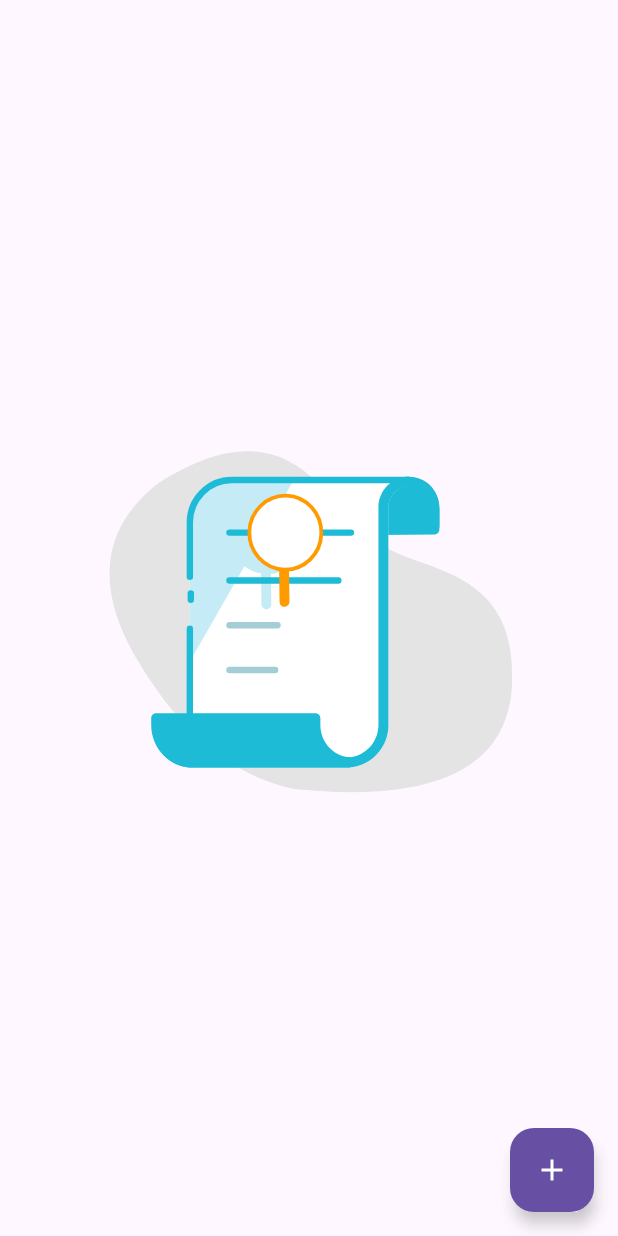
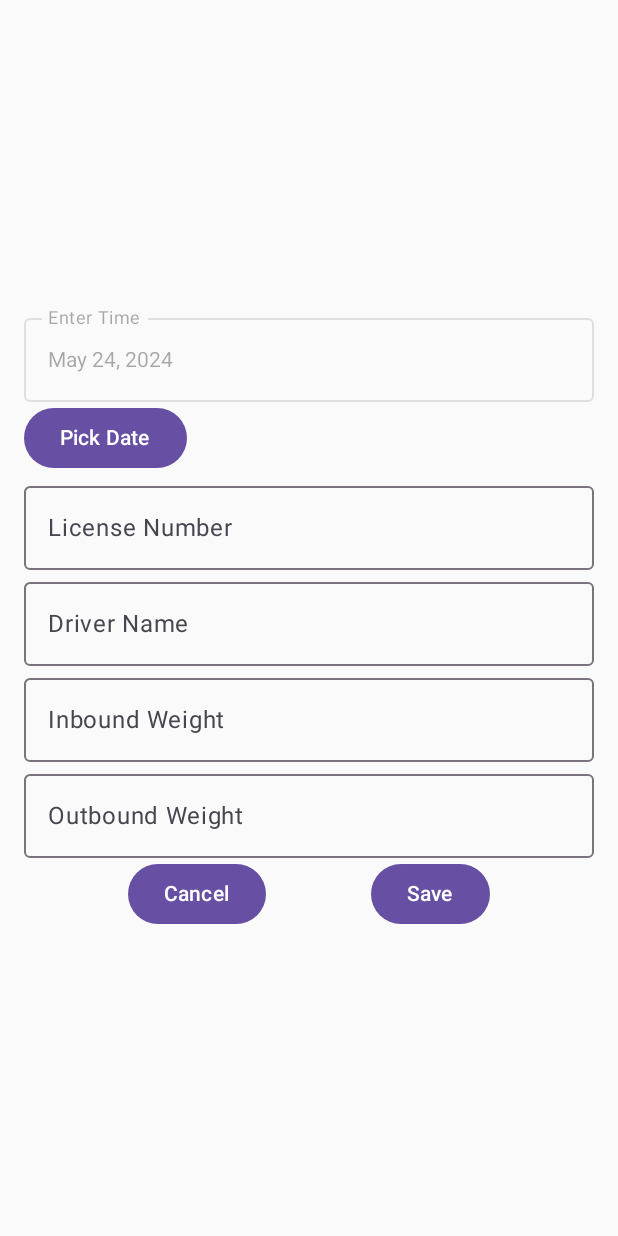
Before and after one commit to andaeys/tricketo-android, an Android app built with Jetpack Compose: the screen it shows after launch (TicketListActivity before the commit, TicketEditActivity after it), after a tap on "Add Ticket", on a phone screen of 412 x 824 dp. Run offline under Robolectric (Android 15) with nearby library versions, the phone set to English and light mode, and no system bars; our stand-ins replace Firebase (no records; nobody signed in at launch, a user with empty details on screens opened directly), accompanist.

Commit message:
Implement edit and create

```diff
--- a/app/build.gradle.kts
+++ b/app/build.gradle.kts
@@ -3,6 +3,7 @@ plugins {
     alias(libs.plugins.jetbrains.kotlin.android)
     kotlin("kapt")
     id("com.google.gms.google-services")
+    id("kotlin-parcelize")
 }
 
 android {
@@ -74,6 +75,7 @@ dependencies {
     implementation(libs.koin.android)
     implementation (libs.accompanist.swiperefresh)
     implementation (libs.lottie.compose)
+    implementation(libs.gson)
 
     // Testing dependencies
     testImplementation(libs.junit)
--- /dev/null
+++ b/app/src/main/java/andaeys/io/tricketo_android/view/TicketEditActivity.kt
@@ -0,0 +1,78 @@
+package andaeys.io.tricketo_android.view
+
+import andaeys.io.tricketo_android.model.TicketItem
+import andaeys.io.tricketo_android.model.state.TicketEditState
+import andaeys.io.tricketo_android.viewmodels.TicketEditViewModel
+import android.content.Context
+import android.content.Intent
+import android.os.Bundle
+import android.widget.Toast
+import androidx.activity.ComponentActivity
+import androidx.activity.compose.setContent
+import androidx.compose.runtime.collectAsState
+import androidx.compose.runtime.getValue
+import org.koin.androidx.viewmodel.ext.android.viewModel
+
+class TicketEditActivity : ComponentActivity() {
+
+    private val viewModel: TicketEditViewModel by viewModel()
+
+    companion object {
+        const val EXTRA_TICKET_ITEM = "EXTRA_TICKET_ITEM"
+        fun start(context: Context, ticket: TicketItem? = null) {
+            val intent = Intent(context, TicketEditActivity::class.java).apply {
+                putExtra(EXTRA_TICKET_ITEM, TicketItem.toJSON(ticket))
+            }
+            context.startActivity(intent)
+        }
+    }
+
+    override fun onCreate(savedInstanceState: Bundle?) {
+        super.onCreate(savedInstanceState)
+        setContent {
+            val ticketJSON = intent.getStringExtra(EXTRA_TICKET_ITEM)
+            val ticketItem = if(!ticketJSON.isNullOrEmpty()){
+                TicketItem.fromJSON(ticketJSON)
+            } else{
+                null
+            }
+
+            setContent {
+                val state by viewModel.editState.collectAsState()
+
+                when (state) {
+                    is TicketEditState.Success -> {
+                        // Navigate back to the ticket list
+                        finish()
+                    }
+                    is TicketEditState.Error -> {
+                        val errorMessage = (state as TicketEditState.Error).errorMessage
+                        Toast.makeText(this, errorMessage, Toast.LENGTH_SHORT).show()
+                    }
+                    else -> Unit
+                }
+
+                TicketEditScreen(
+                    ticketItem = ticketItem,
+                    onSave = { newTicket, key ->
+                        if (ticketItem == null) {
+                            viewModel.addNewTicket(newTicket)
+                        } else {
+                            viewModel.updateExistingTicket(
+                                TicketItem.fromTicketEntity(key, newTicket)
+                            )
+                        }
+                    },
+                    onCancel = {
+                        finish()
+                    }
+                )
+            }
+
+        }
+    }
+}
+
+
+//@Preview(showBackground = true)
+//@Composable
--- /dev/null
+++ b/app/src/main/java/andaeys/io/tricketo_android/view/TicketEditFields.kt
@@ -0,0 +1,121 @@
+package andaeys.io.tricketo_android.view
+
+
+import andaeys.io.tricketo_android.model.TicketItem
+import andaeys.io.tricketo_android.model.entity.Ticket
+import androidx.compose.foundation.layout.Arrangement
+import androidx.compose.foundation.layout.Column
+import androidx.compose.foundation.layout.Row
+import androidx.compose.foundation.layout.fillMaxSize
+import androidx.compose.foundation.layout.fillMaxWidth
+import androidx.compose.foundation.layout.padding
+import androidx.compose.foundation.text.KeyboardOptions
+import androidx.compose.material3.Button
+import androidx.compose.material3.OutlinedTextField
+import androidx.compose.material3.Text
+import androidx.compose.runtime.Composable
+import androidx.compose.runtime.getValue
+import androidx.compose.runtime.mutableStateOf
+import androidx.compose.runtime.remember
+import androidx.compose.runtime.setValue
+import androidx.compose.ui.Modifier
+import androidx.compose.ui.text.input.KeyboardType
+import androidx.compose.ui.unit.dp
+import java.text.SimpleDateFormat
+import java.util.Date
+import java.util.Locale
+
+@Composable
+fun TicketEditScreen(
+    ticketItem: TicketItem?,
+    onSave: (Ticket, String?) -> Unit,
+    onCancel: () -> Unit
+) {
+    var date by remember { mutableStateOf(ticketItem?.enterTime ?: System.currentTimeMillis()) }
+    var licenseNumber by remember { mutableStateOf(ticketItem?.licenseNumber ?: "") }
+    var driverName by remember { mutableStateOf(ticketItem?.driverName ?: "") }
+    var inboundWeight by remember { mutableStateOf(ticketItem?.inboundWeight?.toString() ?: "") }
+    var outboundWeight by remember { mutableStateOf(ticketItem?.outboundWeight?.toString() ?: "") }
+
+    Column(
+        modifier = Modifier
+            .fillMaxSize()
+            .padding(16.dp),
+        verticalArrangement = Arrangement.Center
+    ) {
+        DatePicker(
+            label = "Enter Time",
+            date = date,
+            onDateChanged = { date = it }
+        )
+        OutlinedTextField(
+            value = licenseNumber,
+            onValueChange = { licenseNumber = it },
+            label = { Text("License Number") },
+            modifier = Modifier.fillMaxWidth()
+        )
+        OutlinedTextField(
+            value = driverName,
+            onValueChange = { driverName = it },
+            label = { Text("Driver Name") },
+            modifier = Modifier.fillMaxWidth()
+        )
+        OutlinedTextField(
+            value = inboundWeight,
+            onValueChange = { inboundWeight = it },
+            label = { Text("Inbound Weight") },
+            modifier = Modifier.fillMaxWidth(),
+            keyboardOptions = KeyboardOptions.Default.copy(keyboardType = KeyboardType.Number)
+        )
+        OutlinedTextField(
+            value = outboundWeight,
+            onValueChange = { outboundWeight = it },
+            label = { Text("Outbound Weight") },
+            modifier = Modifier.fillMaxWidth(),
+            keyboardOptions = KeyboardOptions.Default.copy(keyboardType = KeyboardType.Number)
+        )
+        Row(
+            modifier = Modifier.fillMaxWidth(),
+            horizontalArrangement = Arrangement.SpaceEvenly
+        ) {
+            Button(onClick = onCancel) {
+                Text("Cancel")
+            }
+            Button(onClick = {
+                val newTicket = Ticket(
+                    enterTime = date,
+                    licenseNumber = licenseNumber,
+                    driverName = driverName,
+                    inboundWeight = inboundWeight.toIntOrNull() ?: 0,
+                    outboundWeight = outboundWeight.toIntOrNull() ?: 0
+                )
+                onSave(newTicket, ticketItem?.ticketKey)
+            }) {
+                Text("Save")
+            }
+        }
+    }
+}
+
+@Composable
+fun DatePicker(
+    label: String,
+    date: Long,
+    onDateChanged: (Long) -> Unit
+) {
+    val formatter = SimpleDateFormat("MMM dd, yyyy", Locale.getDefault())
+    val formattedDate = formatter.format(Date(date))
+
+    OutlinedTextField(
+        value = formattedDate,
+        onValueChange = {},
+        label = { Text(label) },
+        modifier = Modifier.fillMaxWidth(),
+        enabled = false
+    )
+    Button(onClick = {
+        onDateChanged(date)
+    }) {
+        Text("Pick Date")
+    }
+}
--- a/app/src/main/java/andaeys/io/tricketo_android/view/TicketListActivity.kt
+++ b/app/src/main/java/andaeys/io/tricketo_android/view/TicketListActivity.kt
@@ -69,9 +69,9 @@ class TicketListActivity : ComponentActivity() {
                 state = state,
                 onRefresh = {viewModel.fetchTicketList()},
                 onSortBy = {attr -> viewModel.sortTicketBy(attr)},
-                onAddClick = {},
-                onItemClick = {ticeke ->},
-                onEditClick = {ticket ->}
+                onAddClick = {TicketEditActivity.start(this, null)},
+                onItemClick = {ticket ->},
+                onEditClick = {ticket -> TicketEditActivity.start(this, ticket)}
             )
         }
     }
--- a/app/src/main/res/values/strings.xml
+++ b/app/src/main/res/values/strings.xml
@@ -1,4 +1,5 @@
 <resources>
     <string name="app_name">tricketo-android</string>
     <string name="title_activity_ticket_list">TicketListActivity</string>
+    <string name="title_activity_ticket_edi">TicketEdiActivity</string>
 </resources>
--- a/gradle/libs.versions.toml
+++ b/gradle/libs.versions.toml
@@ -6,6 +6,7 @@ composeBom = "2022.12.00"
 coreKtx = "1.10.0"
 espressoCore = "3.5.1"
 firebaseBom = "32.1.0"
+gson = "2.8.8"
 junit = "4.13.2"
 junitVersion = "1.1.5"
 koinAndroid = "3.2.0"
@@ -23,6 +24,7 @@ swiperefreshlayout = "1.1.0"
 ui = "1.3.3"
 uiGraphics = "1.3.3"
 google-service = "4.3.15"
+composePreviewRenderer = "0.0.1-alpha01"
 
 [libraries]
 accompanist-swiperefresh = { module = "com.google.accompanist:accompanist-swiperefresh", version.ref = "accompanistSwiperefresh" }
@@ -44,6 +46,7 @@ androidx-ui-tooling = { module = "androidx.compose.ui:ui-tooling", version.ref =
 androidx-ui-tooling-preview = { module = "androidx.compose.ui:ui-tooling-preview", version.ref = "ui" }
 firebase-bom = { module = "com.google.firebase:firebase-bom", version.ref = "firebaseBom" }
 firebase-database-ktx = { module = "com.google.firebase:firebase-database-ktx" }
+gson = { module = "com.google.code.gson:gson", version.ref = "gson" }
 junit = { module = "junit:junit", version.ref = "junit" }
 koin-android = { module = "io.insert-koin:koin-android", version.ref = "koinAndroid" }
 kotlinx-coroutines-android = { module = "org.jetbrains.kotlinx:kotlinx-coroutines-android", version.ref = "kotlinxCoroutinesAndroid" }
@@ -52,6 +55,7 @@ lottie-compose = { module = "com.airbnb.android:lottie-compose", version.ref = "
 mockito-core = { module = "org.mockito:mockito-core", version.ref = "mockitoCore" }
 mockito-inline = { module = "org.mockito:mockito-inline", version.ref = "mockitoInline" }
 mockito-kotlin = { module = "org.mockito.kotlin:mockito-kotlin", version.ref = "mockitoKotlin" }
+compose-preview-renderer = { group = "com.android.tools.compose", name = "compose-preview-renderer", version.ref = "composePreviewRenderer" }
 
 
 [plugins]
```
Also changed, not shown: app/src/main/AndroidManifest.xml (+6 -2 lines), app/src/main/java/andaeys/io/tricketo_android/model/TicketItem.kt (+15 -1 lines), app/src/main/java/andaeys/io/tricketo_android/viewmodels/TicketEditViewModel.kt (+22 -4 lines).
